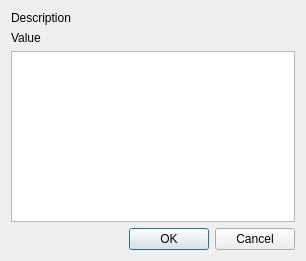
Before: the Qt Designer form Extractor/STDialog.ui in isabela-j/Extractor, drawn with Qt 5.
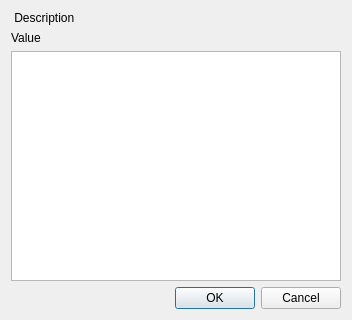
After: the same form once the commit is applied.

What changed in the file:
```diff
--- a/Extractor/STDialog.ui
+++ b/Extractor/STDialog.ui
@@ -6,20 +6,20 @@
    <rect>
     <x>0</x>
     <y>0</y>
-    <width>306</width>
-    <height>261</height>
+    <width>352</width>
+    <height>320</height>
    </rect>
   </property>
   <property name="windowTitle">
    <string>STDialog</string>
   </property>
-  <layout class="QVBoxLayout" name="verticalLayout_3">
+  <layout class="QHBoxLayout" name="horizontalLayout_2">
    <item>
     <layout class="QVBoxLayout" name="verticalLayout_2">
      <item>
       <widget class="QLabel" name="labelDescription">
        <property name="text">
-        <string>Description</string>
+        <string> Description</string>
        </property>
       </widget>
      </item>
@@ -33,7 +33,7 @@
         </widget>
        </item>
        <item>
-        <widget class="QTextEdit" name="textEditValue"/>
+        <widget class="QPlainTextEdit" name="textEditValue"/>
        </item>
       </layout>
      </item>
```
Left out of the diff: 40 changed lines with no effect on the pictures.
